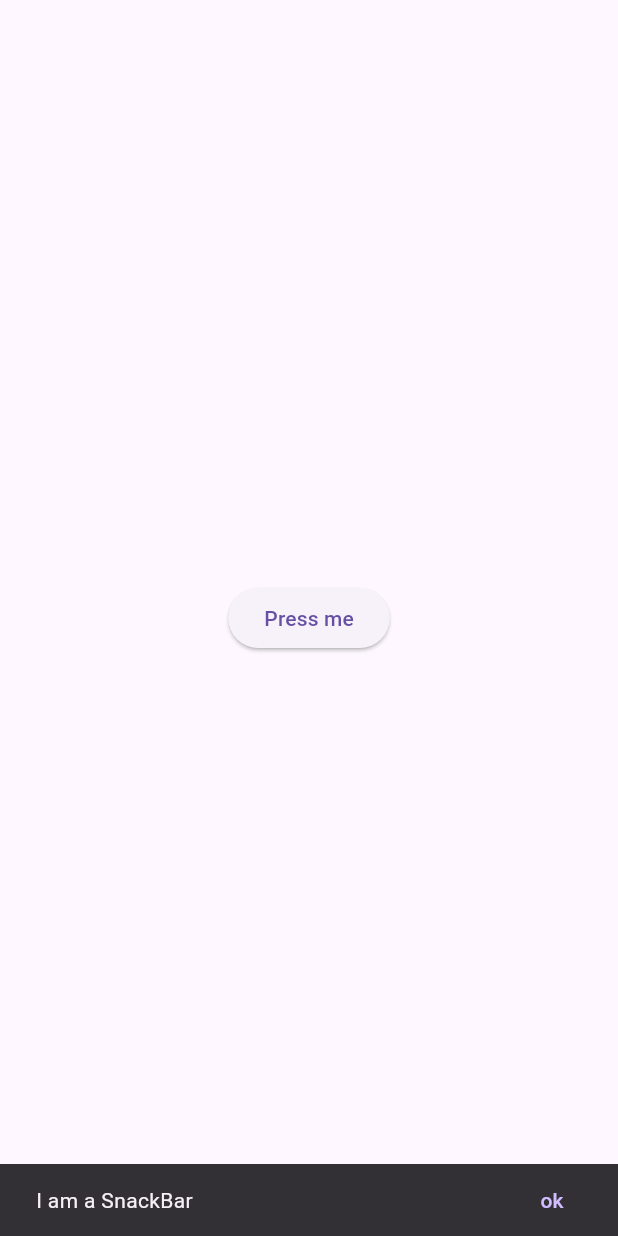
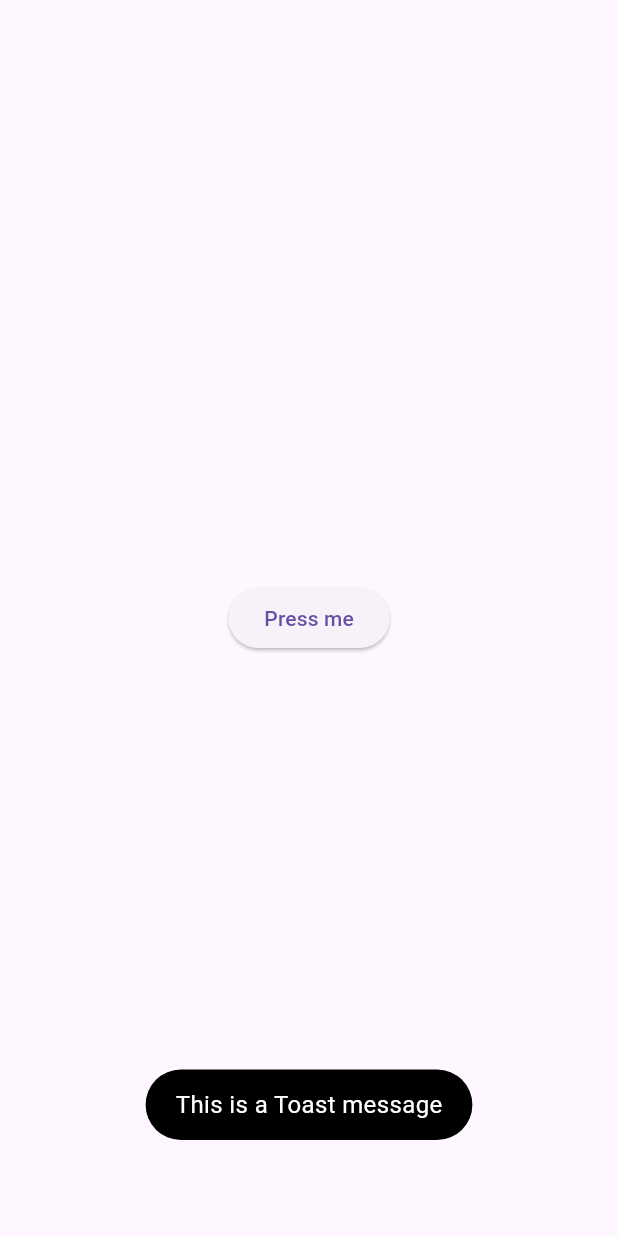
Before and after one commit to biswassagor927/Snackbar_in-Flutter, a Flutter app: the screen it shows after launch, after a tap on "Press me", on a phone screen of 412 x 824 dp. Run offline on Flutter 3.47's test engine with Material 3 defaults, Android fonts, the light colour scheme and no system bars; our stand-ins replace fluttertoast.

Commit message:
New addd Flutter Toast

```diff
--- a/lib/main.dart
+++ b/lib/main.dart
@@ -1,5 +1,6 @@
 
 import 'package:flutter/material.dart';
+import 'package:fluttertoast/fluttertoast.dart';
 
 void main() => runApp(MyApp());
 
@@ -12,7 +13,6 @@ class MyApp extends StatelessWidget {
   }
 }
 
-// ❌ StatelessWidget ছিল, কিন্তু state ব্যবহার করা হচ্ছে → ঠিক করা হয়েছে
 class Home extends StatefulWidget { // ✅ corrected
   @override
   _HomeState createState() => _HomeState();
@@ -25,17 +25,16 @@ class _HomeState extends State<Home> {
       body: Center( // ✅ UI better placement
         child: ElevatedButton(
           onPressed: () {
-            // ❌ Scaffold.of(context).showSnackBar deprecated → ঠিক করা হয়েছে
-            ScaffoldMessenger.of(context).showSnackBar( // ✅ corrected
-              SnackBar(
-                content: Text("I am a SnackBar"),
-                duration: Duration(seconds: 10),
-                action: SnackBarAction(
-                  label: "ok",
-                  onPressed: () {},
-                ),
-              ),
+            Fluttertoast.showToast(
+              msg: "This is a Toast message",
+              toastLength: Toast.LENGTH_SHORT,
+              gravity: ToastGravity.BOTTOM,
+              backgroundColor: Colors.black,
+              textColor: Colors.white,
+              fontSize: 16.0
             );
+
+
           },
           child: Text('Press me'),
         ),
--- a/pubspec.yaml
+++ b/pubspec.yaml
@@ -31,8 +31,8 @@ dependencies:
   flutter:
     sdk: flutter
 
-  # The following adds the Cupertino Icons font to your application.
-  # Use with the CupertinoIcons class for iOS style icons.
+  fluttertoast: ^8.0.9   # ✅ correct position
+
   cupertino_icons: ^1.0.8
 
 dev_dependencies:
```
Also changed, not shown: pubspec.lock.
